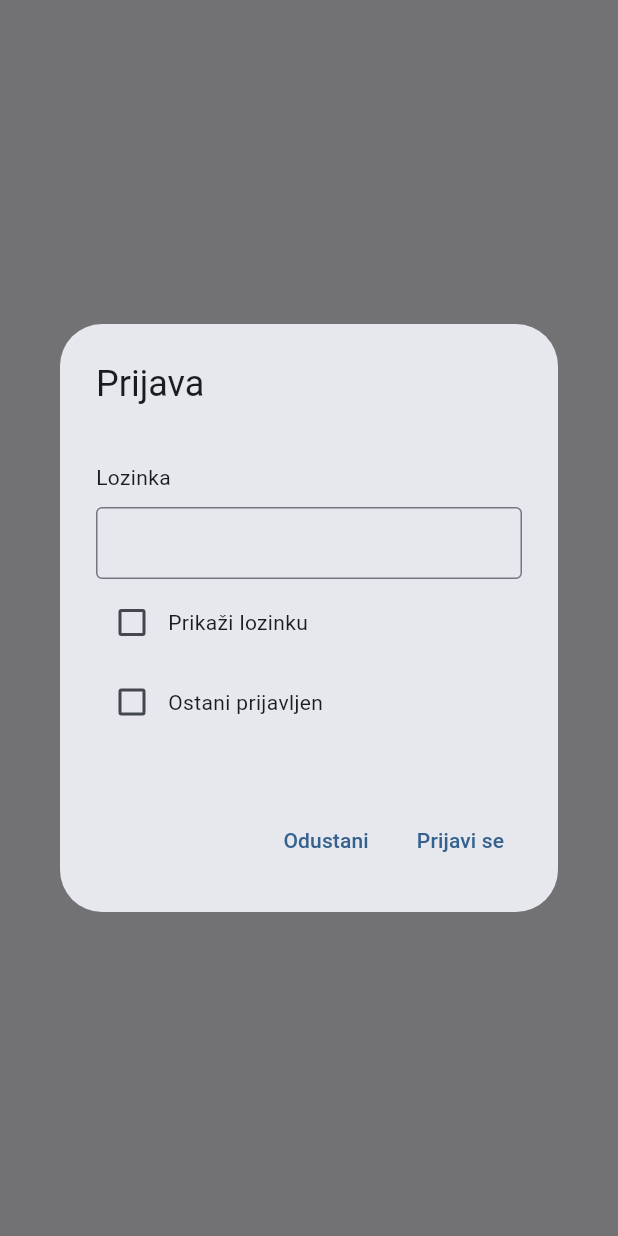
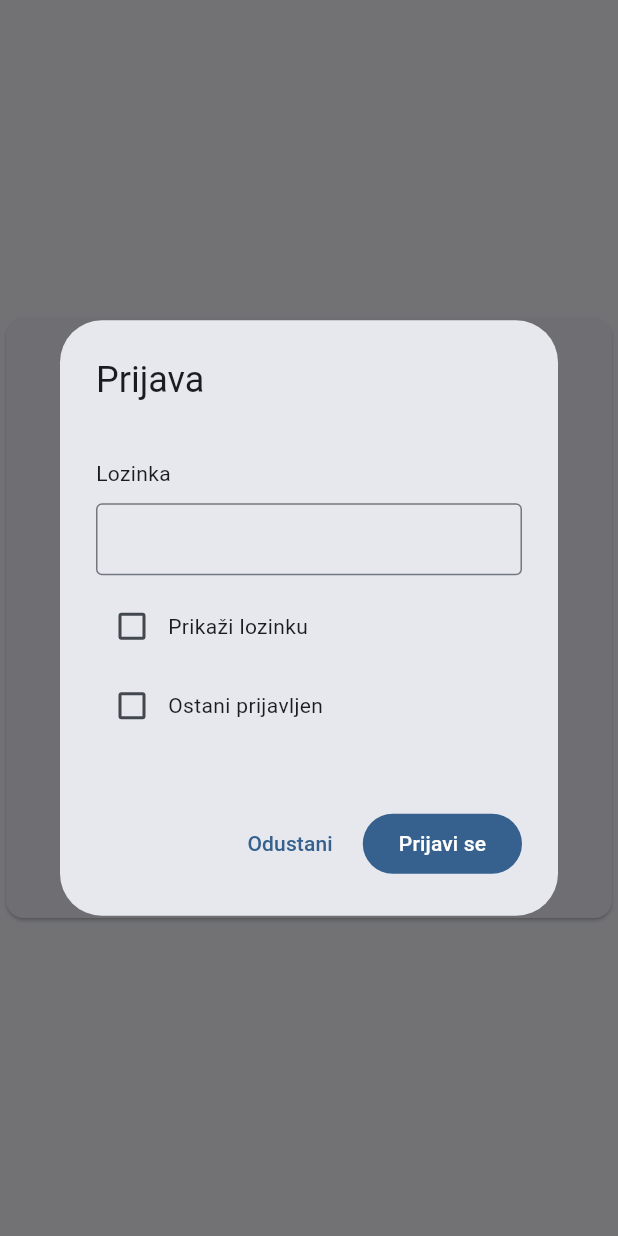
Before and after one commit to jmojzes21/Smart_Home, a Flutter app: the screen it shows after launch, after a tap on "Pretraži uređaje", after a tap on "Lažni uređaj", on a phone screen of 412 x 824 dp. Run offline on Flutter 3.47's test engine with Material 3 defaults, Android fonts, the phone set to English and light mode, and no system bars; our stand-ins replace multicast_dns; missing offline and left inert: file_selector.

Commit message:
Sitne UI izmjene

```diff
--- a/smart_leds_app/lib/models/device/fake_device.dart
+++ b/smart_leds_app/lib/models/device/fake_device.dart
@@ -13,9 +13,9 @@ import 'device.dart';
 
 class VirtualDevice extends Device {
   final wifiNetworks = [
-    WifiNetwork('Prva Wifi mreža', 'lozinka'),
-    WifiNetwork('Druga Wifi mreža', 'lozinka'),
-    WifiNetwork('Treća Wifi mreža', 'lozinka'),
+    WifiNetwork('Water', 'water'),
+    WifiNetwork('Clound', 'cloud'),
+    WifiNetwork('Forest', 'forest'),
   ];
 
   var isPowerSensorActive = false;
--- a/smart_leds_app/lib/pages/device_discovery.dart
+++ b/smart_leds_app/lib/pages/device_discovery.dart
@@ -125,8 +125,9 @@ class _DeviceDiscoveryPageState extends State<DeviceDiscoveryPage> {
   Widget build(BuildContext context) {
     return Scaffold(
       body: Center(
+        child: Card(
           child: SizedBox(
-          width: 400,
+            width: 500,
             height: 400,
             child: Padding(
               padding: const EdgeInsets.all(20),
@@ -137,8 +138,9 @@ class _DeviceDiscoveryPageState extends State<DeviceDiscoveryPage> {
                       'Pretraživanje uređaja',
                       style: Theme.of(context).textTheme.titleLarge,
                     ),
-                  trailing:
-                      isDiscovering ? const CircularProgressIndicator() : null,
+                    trailing: isDiscovering
+                        ? const CircularProgressIndicator()
+                        : null,
                   ),
                   Expanded(
                     child: ListView.builder(
@@ -157,16 +159,17 @@ class _DeviceDiscoveryPageState extends State<DeviceDiscoveryPage> {
                   ),
                   SizedBox(height: 20),
                   if (isDiscovering == false)
-                  ElevatedButton(
+                    FilledButton(
                       onPressed: () => startScan(),
                       child: Text('Pretraži uređaje'),
                     ),
                   if (isDiscovering)
-                  ElevatedButton(
+                    FilledButton(
                       onPressed: () => stopScan(),
                       child: Text('Zaustavi pretraživanje'),
                     ),
                 ],
+              ),
             ),
           ),
         ),
--- a/smart_leds_app/lib/widgets/dialogs/login.dart
+++ b/smart_leds_app/lib/widgets/dialogs/login.dart
@@ -50,12 +50,10 @@ class _LoginDialogState extends State<LoginDialog> {
       title: Text('Prijava'),
       actions: [
         TextButton(
-          onPressed: () {
-            Navigator.of(context).pop();
-          },
+          onPressed: () => Navigator.of(context).pop(),
           child: Text('Odustani'),
         ),
-        TextButton(
+        FilledButton(
           onPressed: () => login(),
           child: Text('Prijavi se'),
         ),
@@ -80,7 +78,7 @@ class _LoginDialogState extends State<LoginDialog> {
                   border: OutlineInputBorder(),
                 ),
               ),
-              const SizedBox(height: 5),
+              const SizedBox(height: 10),
               CheckboxText(
                 value: showPassword,
                 text: 'Prikaži lozinku',
```
Also changed, not shown: smart_leds_app/lib/widgets/dialogs/change_password.dart (+12 -4 lines), smart_leds_app/lib/widgets/dialogs/wifi_network.dart (+6 -6 lines). Lines whose indentation alone changed are shown as unchanged.
